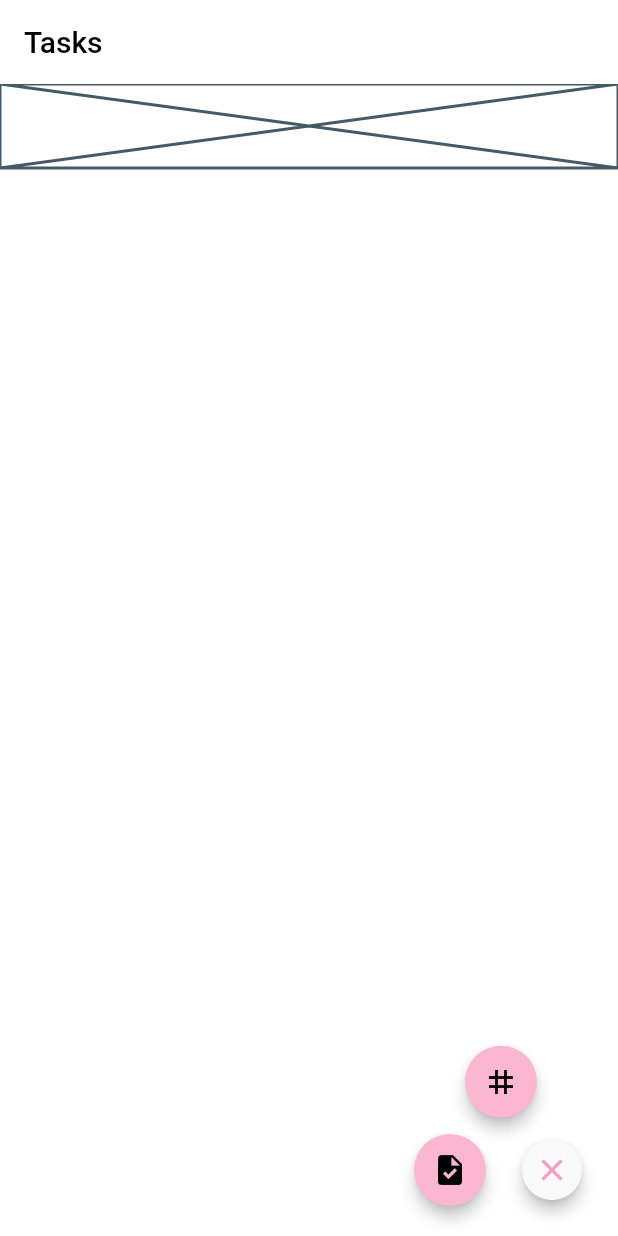
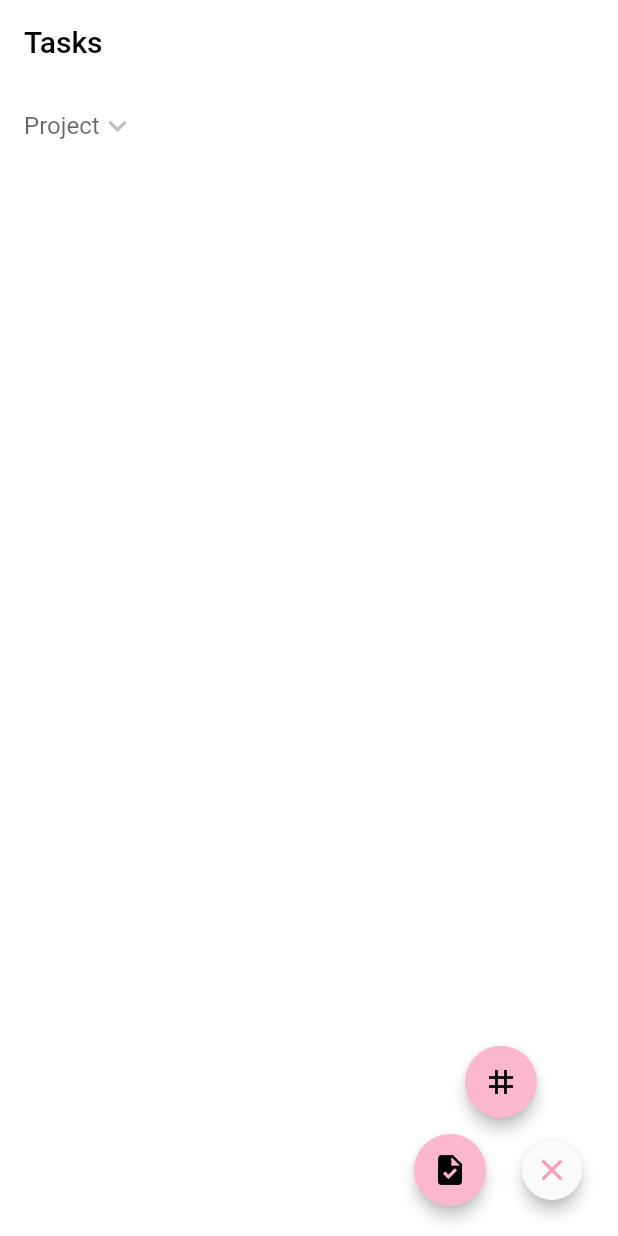
Before and after one commit to MohsenNamazi/todo_list, a Flutter app: the screen it shows after launch, after a tap on the "close" icon, on a phone screen of 412 x 824 dp. Run offline on Flutter 3.47's test engine with Material 3 defaults, Android fonts, the phone set to English and light mode, and no system bars; our stand-ins replace auto_route, dio, flutter_bloc, freezed_annotation, get_it; generated files the repository leaves out were written again; network calls fail.

Commit message:
feat: project filter ui

```diff
--- a/lib/features/tasks/tasks_screen.dart
+++ b/lib/features/tasks/tasks_screen.dart
@@ -1,7 +1,7 @@
 import 'package:auto_route/auto_route.dart';
 import 'package:flutter/material.dart';
 import 'package:flutter_bloc/flutter_bloc.dart';
-import 'package:todo_list/data/model/task/task.dart';
+import 'package:todo_list/data/model/task_filter/task_filter.dart';
 import 'package:todo_list/features/common/extensions/build_context.dart';
 import 'package:todo_list/features/tasks/cubit/tasks_cubit/tasks_cubit.dart';
 import 'package:todo_list/features/tasks/widgets/tasks_expandable_fab.dart';
@@ -10,9 +10,16 @@ import 'package:todo_list/features/tasks/widgets/tasks_view.dart';
 import 'package:todo_list/features/widgets/loading_indicator.dart';
 
 @RoutePage()
-class TasksScreen extends StatelessWidget {
+class TasksScreen extends StatefulWidget {
   const TasksScreen({super.key});
 
+  @override
+  State<TasksScreen> createState() => _TasksScreenState();
+}
+
+class _TasksScreenState extends State<TasksScreen> {
+  ValueNotifier<TaskFilter> taskFilterNotifier =
+      ValueNotifier(const TaskFilter());
   @override
   Widget build(BuildContext context) {
     final l10n = context.l10n;
@@ -21,39 +28,38 @@ class TasksScreen extends StatelessWidget {
       appBar: AppBar(
         title: Text(l10n.tasks),
       ),
-      body: BlocConsumer<TasksCubit, TasksState>(
+      body: Column(
+        crossAxisAlignment: CrossAxisAlignment.stretch,
+        children: [
+          TasksFilterView(taskFilterNotifier: taskFilterNotifier),
+          Expanded(
+            child: ValueListenableBuilder(
+                valueListenable: taskFilterNotifier,
+                builder: (context, taskFilter, _) {
+                  return BlocConsumer<TasksCubit, TasksState>(
                       listener: (BuildContext context, TasksState state) {
                         // TODO(Mohsen): handle the error messages
                         state.maybeWhen(
                             error: (error, stackTrace, tasks) {
                               ScaffoldMessenger.of(context).showSnackBar(
-                      SnackBar(content: Text(l10n.anErrorHappened)));
+                                  SnackBar(
+                                      content: Text(l10n.anErrorHappened)));
                             },
                             orElse: () => null);
                       },
                       builder: (context, state) => state.maybeWhen(
-                data: (tasks) => _TasksDataWidget(tasks),
-                error: (_, __, tasks) => _TasksDataWidget(tasks),
+                            data: (tasks) => TasksView(
+                              tasks: tasks,
+                            ),
+                            error: (_, __, tasks) => TasksView(
+                              tasks: tasks,
+                            ),
                             orElse: () => const LoadingIndicator(),
-              )),
+                          ));
+                }),
+          ),
+        ],
+      ),
     );
   }
 }
-
-class _TasksDataWidget extends StatelessWidget {
-  const _TasksDataWidget(this.tasks);
-
-  final List<Task> tasks;
-
-  @override
-  Widget build(BuildContext context) {
-    return Column(
-      children: [
-        const TasksFilterView(),
-        Expanded(
-          child: TasksView(tasks: tasks),
-        ),
-      ],
-    );
-  }
-}
--- a/lib/features/tasks/widgets/tasks_filter_view.dart
+++ b/lib/features/tasks/widgets/tasks_filter_view.dart
@@ -1,13 +1,92 @@
 import 'package:flutter/material.dart';
+import 'package:flutter_bloc/flutter_bloc.dart';
+import 'package:todo_list/data/model/project/project.dart';
+import 'package:todo_list/data/model/task_filter/task_filter.dart';
+import 'package:todo_list/features/common/consts/spacing.dart';
+import 'package:todo_list/features/common/extensions/build_context.dart';
+import 'package:todo_list/features/tasks/cubit/projects_cubit/projects_cubit.dart';
 
 class TasksFilterView extends StatelessWidget {
-  const TasksFilterView({super.key});
+  const TasksFilterView({
+    required this.taskFilterNotifier,
+    super.key,
+  });
+
+  final ValueNotifier<TaskFilter> taskFilterNotifier;
 
   @override
   Widget build(BuildContext context) {
-    return const SizedBox(
+    return SizedBox(
       height: kToolbarHeight,
-      child: Placeholder(),
+      child: SingleChildScrollView(
+        scrollDirection: Axis.horizontal,
+        child: Row(
+          children: [
+            const SizedBox(width: Spacing.s4),
+            _ProjectFilter(taskFilterNotifier),
+            const SizedBox(width: Spacing.s4),
+          ],
+        ),
+      ),
     );
   }
 }
+
+class _ProjectFilter extends StatefulWidget {
+  const _ProjectFilter(this.taskFilterNotifier);
+  final ValueNotifier<TaskFilter> taskFilterNotifier;
+
+  @override
+  State<_ProjectFilter> createState() => _ProjectFilterState();
+}
+
+class _ProjectFilterState extends State<_ProjectFilter> {
+  Project? selectedProject;
+
+  @override
+  Widget build(BuildContext context) {
+    final l10n = context.l10n;
+    final icon = selectedProject == null
+        ? const Icon(Icons.keyboard_arrow_down)
+        : InkWell(
+            onTap: () {
+              projectChanged(null);
+              setState(() {
+                selectedProject = null;
+              });
+            },
+            child: const Icon(Icons.close));
+    return BlocBuilder<ProjectsCubit, ProjectsState>(
+      builder: (context, state) {
+        final projects = state.getData();
+        return DropdownButton<Project>(
+          underline: const SizedBox.shrink(),
+          value: selectedProject,
+          icon: icon,
+          iconSize: 24,
+          elevation: 16,
+          hint: Text(l10n.project),
+          items: projects
+              .map(
+                (project) => DropdownMenuItem<Project>(
+                  value: project,
+                  child: Text(project.name ?? ''),
+                ),
+              )
+              .toList(),
+          onChanged: (Project? project) {
+            projectChanged(project);
+            setState(() {
+              selectedProject = project;
+            });
+          },
+        );
+      },
+    );
+  }
+
+  void projectChanged(Project? project) {
+    widget.taskFilterNotifier.value =
+        widget.taskFilterNotifier.value.copyWith(projectId: project?.id);
+  }
+}
--- a/lib/l10n/app_en.arb
+++ b/lib/l10n/app_en.arb
@@ -1,6 +1,7 @@
 {
     "welcome": "Welcome!",
     "projects": "Projects",
+    "project": "Project",
     "tasks": "Tasks",
     "enterProjectName": "Enter the new project name:",
     "add": "Add",
```
Lines whose indentation alone changed are shown as unchanged.
